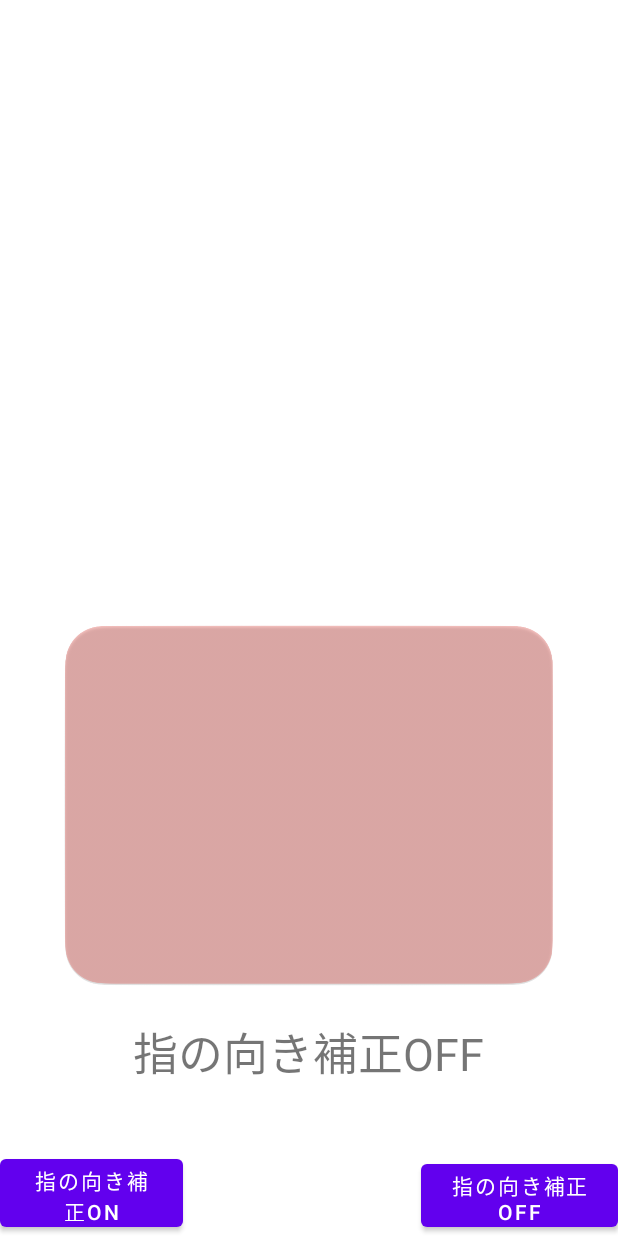
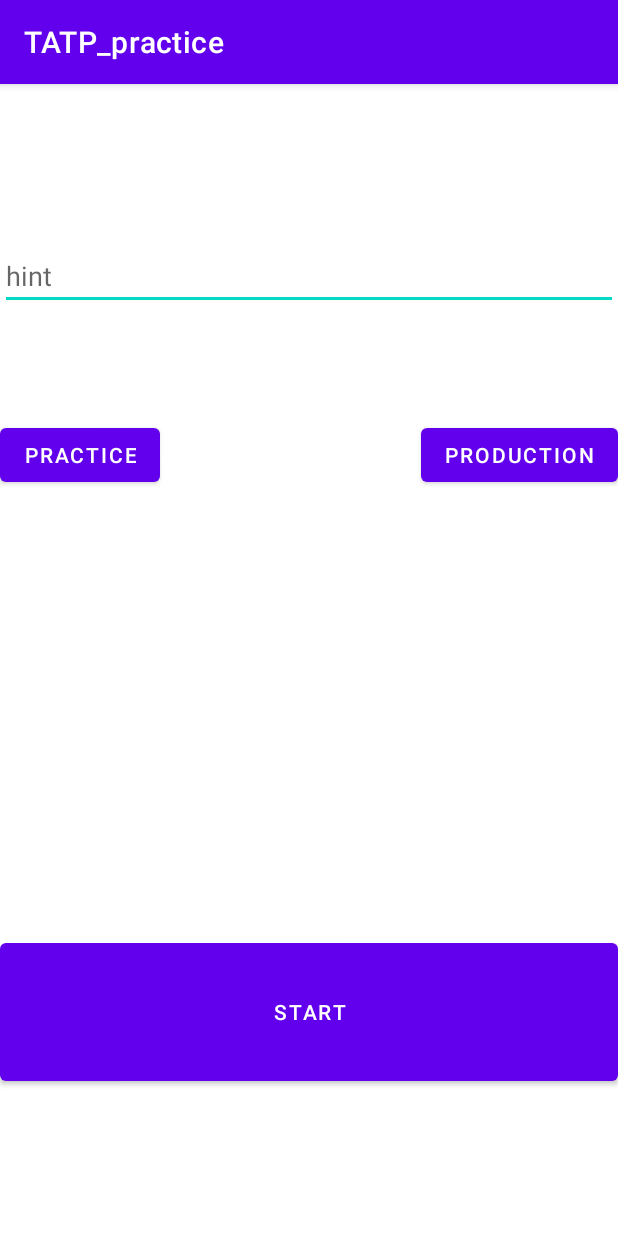
Before and after one commit to gyai/TATP-, an Android app: the screen it shows after launch (MainActivity before the commit, StartActivity after it), on a phone screen of 412 x 824 dp. Run offline under Robolectric (Android 15) with nearby library versions, the light colour scheme and no system bars.

Commit message:
start画面完成。被験者-セクション情報と練習or本番識別フラグを値渡し。 次はMainの諸々手直し

```diff
--- a/app/src/main/java/com/example/TATP_practice/MainActivity.java
+++ b/app/src/main/java/com/example/TATP_practice/MainActivity.java
@@ -135,6 +135,17 @@ public class MainActivity extends AppCompatActivity{
         getWindow().addFlags(WindowManager.LayoutParams.FLAG_FULLSCREEN);//同上
         setContentView(R.layout.activity_main);
 
+        //start画面から情報受け取り
+        Intent intent = this.getIntent();
+        String statustext = intent.getStringExtra("statusText");
+        Boolean practiceflag = intent.getBooleanExtra("practice",false);
+        TextView text = findViewById(R.id.textView2);
+        text.setTextSize(30);
+        if (practiceflag) {
+            text.setText("練習中"+statustext);
+        }else{
+            text.setText("本実験中"+statustext);
+        }
         //ランダムな位置にボタン//
         for (int a=0; a<35; a++) {
             arrayindex.add(a);//0~34まで
@@ -162,23 +173,8 @@ public class MainActivity extends AppCompatActivity{
         //view = new View(getApplicationContext());
         //view = findViewById(R.id.frameLayout);
 
-        ///補正on/offボタン+テキスト設定//
-        TextView hoseitext = findViewById(R.id.textView2);
-        hoseitext.setTextSize(30);
-        Button onbutton = findViewById(R.id.buttonon);
-        onbutton.setOnClickListener(v -> {
-            yo_hoseiflg = true;
-            task_count = 1;
-            hoseitext.setText("指の向き補正ON");
 
-        });
-        Button offbutton = findViewById(R.id.buttonoff);
-        offbutton.setOnClickListener(v -> {
-            yo_hoseiflg = false;
-            task_count = 1;
-            hoseitext.setText("指の向き補正OFF");
 
-        });
 
     }
 
--- a/app/src/main/java/com/example/TATP_practice/StartActivity.java
+++ b/app/src/main/java/com/example/TATP_practice/StartActivity.java
@@ -2,13 +2,48 @@ package com.example.TATP_practice;
 
 import androidx.appcompat.app.AppCompatActivity;
 
+import android.content.Intent;
 import android.os.Bundle;
+import android.view.View;
+import android.widget.Button;
+import android.widget.EditText;
 
 public class StartActivity extends AppCompatActivity {
 
+    public Boolean practiceflg = true;
     @Override
     protected void onCreate(Bundle savedInstanceState) {
         super.onCreate(savedInstanceState);
         setContentView(R.layout.activity_start);
+        Button prabtn = findViewById(R.id.practice);
+        prabtn.setOnClickListener(v -> {
+            practiceflg = true;
+
+        });
+        Button probtn = findViewById(R.id.production);
+        probtn.setOnClickListener(v -> {
+            practiceflg = false;
+
+        });
+        Button startbtn = findViewById(R.id.startbutton);
+        startbtn.setOnClickListener(v -> {
+            //インテントの作成
+            Intent intent = new Intent(this, MainActivity.class);
+            //データセット
+            /*
+            必要な初期情報
+            ・練習か本番か（BOOL型）
+            ・被験者番号-セクション番号
+             */
+            //被験者情報
+            EditText editText =(EditText) this.findViewById(R.id.edit);
+            intent.putExtra("statusText",editText.getText().toString());
+            //本番フラグ
+            intent.putExtra("practice",practiceflg);
+            //遷移先の画面指定
+            startActivity(intent);
+
+        });
     }
+
 }
--- a/app/src/main/res/layout/activity_start.xml
+++ b/app/src/main/res/layout/activity_start.xml
@@ -6,4 +6,43 @@
     android:layout_height="match_parent"
     tools:context=".StartActivity">
 
+
+    <Button
+        android:id="@+id/practice"
+        android:layout_width="wrap_content"
+        android:layout_height="wrap_content"
+        android:text="practice"
+        app:layout_constraintBottom_toBottomOf="@+id/production"
+        app:layout_constraintStart_toStartOf="parent"
+        app:layout_constraintTop_toTopOf="@+id/production" />
+
+    <Button
+        android:id="@+id/production"
+        android:layout_width="wrap_content"
+        android:layout_height="wrap_content"
+        android:layout_marginTop="223dp"
+        android:text="production"
+        app:layout_constraintEnd_toEndOf="parent"
+        app:layout_constraintTop_toTopOf="parent" />
+
+    <Button
+        android:id="@+id/startbutton"
+        android:layout_width="0dp"
+        android:layout_height="104dp"
+        android:layout_marginBottom="97dp"
+        android:text="start"
+        app:layout_constraintBottom_toBottomOf="parent"
+        app:layout_constraintEnd_toEndOf="parent"
+        app:layout_constraintStart_toStartOf="parent" />
+
+    <com.google.android.material.textfield.TextInputEditText
+        android:id="@+id/edit"
+        android:layout_width="0dp"
+        android:layout_height="wrap_content"
+        android:layout_marginTop="105dp"
+        android:hint="@string/edit"
+        app:layout_constraintEnd_toEndOf="parent"
+        app:layout_constraintStart_toStartOf="parent"
+        app:layout_constraintTop_toTopOf="parent" />
+
 </androidx.constraintlayout.widget.ConstraintLayout>
--- a/app/src/main/res/values/strings.xml
+++ b/app/src/main/res/values/strings.xml
@@ -12,6 +12,8 @@
     <string name="on">指の向き補正ON</string>
     <string name="off">指の向き補正OFF</string>
     <string name="hoseitext">指の向き補正OFF</string>
+    <string name="start">Button</string>
+    <string name="edit">hint</string>
 
 
 </resources>
```
Also changed, not shown: app/src/main/AndroidManifest.xml (+5 -3 lines), 41 other files.
